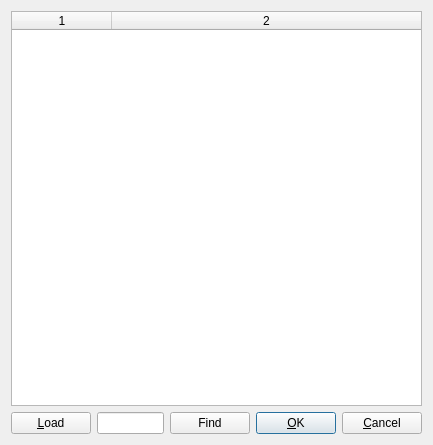
Before: the Qt Designer form app/appcmn_qt/refdlg.ui in tomojitakasu/RTKLIB, drawn with Qt 5.
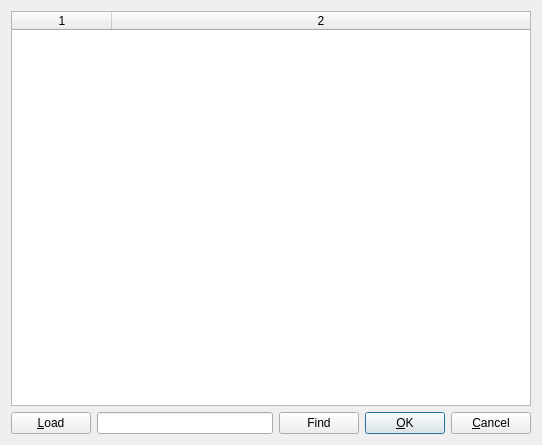
After: the same form once the commit is applied.

```diff
--- a/app/appcmn_qt/refdlg.ui
+++ b/app/appcmn_qt/refdlg.ui
@@ -6,7 +6,7 @@
    <rect>
     <x>0</x>
     <y>0</y>
-    <width>433</width>
+    <width>542</width>
     <height>445</height>
    </rect>
   </property>
@@ -25,6 +25,9 @@
      <attribute name="horizontalHeaderStretchLastSection">
       <bool>true</bool>
      </attribute>
+     <attribute name="verticalHeaderVisible">
+      <bool>false</bool>
+     </attribute>
      <column/>
      <column/>
     </widget>
@@ -81,6 +84,12 @@
         <property name="enabled">
          <bool>true</bool>
         </property>
+        <property name="sizePolicy">
+         <sizepolicy hsizetype="Fixed" vsizetype="Fixed">
+          <horstretch>0</horstretch>
+          <verstretch>0</verstretch>
+         </sizepolicy>
+        </property>
         <property name="toolTip">
          <string/>
         </property>
@@ -94,6 +103,12 @@
         <property name="enabled">
          <bool>true</bool>
         </property>
+        <property name="sizePolicy">
+         <sizepolicy hsizetype="Fixed" vsizetype="Fixed">
+          <horstretch>0</horstretch>
+          <verstretch>0</verstretch>
+         </sizepolicy>
+        </property>
         <property name="toolTip">
          <string/>
         </property>
@@ -113,6 +128,12 @@
         <property name="enabled">
          <bool>true</bool>
         </property>
+        <property name="sizePolicy">
+         <sizepolicy hsizetype="Fixed" vsizetype="Fixed">
+          <horstretch>0</horstretch>
+          <verstretch>0</verstretch>
+         </sizepolicy>
+        </property>
         <property name="toolTip">
          <string/>
         </property>
```
Left out of the diff: 6 changed lines with no effect on the pictures.
